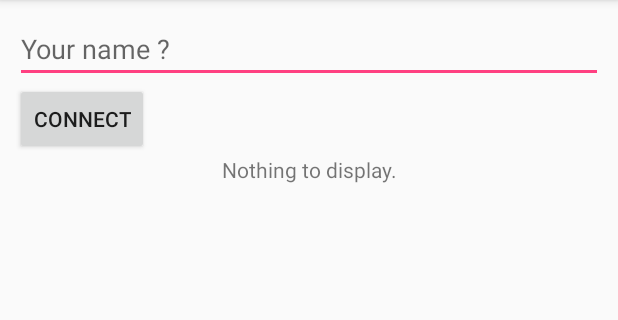
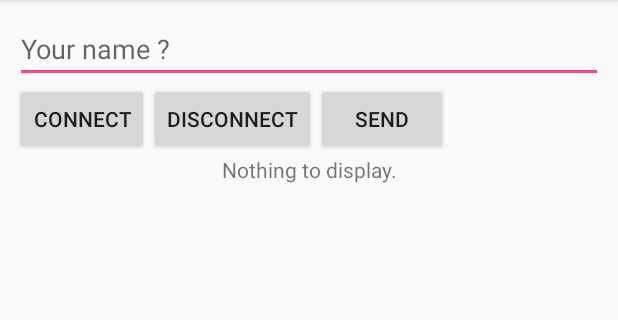
Before and after one commit to mrasif/RMIClientDemo, an Android app: the screen it shows after launch (MainActivity), after a tap on "CONNECT", on a phone screen of 412 x 824 dp, the part 84-404 px from its top. Run offline under Robolectric (Android 15) with nearby library versions, the phone set to English and light mode, and no system bars.

Commit message:
modified:   app/src/main/java/in/mrasif/rmiclientdemo/MainActivity.java 	modified:   app/src/main/res/layout/activity_main.xml

```diff
--- a/app/src/main/java/in/mrasif/rmiclientdemo/MainActivity.java
+++ b/app/src/main/java/in/mrasif/rmiclientdemo/MainActivity.java
@@ -1,7 +1,5 @@
 package in.mrasif.rmiclientdemo;
 
-import android.os.AsyncTask;
-import android.os.Looper;
 import android.os.StrictMode;
 import android.support.v7.app.AppCompatActivity;
 import android.os.Bundle;
@@ -9,17 +7,19 @@ import android.view.View;
 import android.widget.Button;
 import android.widget.EditText;
 import android.widget.TextView;
-
+import android.widget.Toast;
 import java.io.IOException;
-
 import lipermi.handler.CallHandler;
 import lipermi.net.Client;
 
 public class MainActivity extends AppCompatActivity implements View.OnClickListener {
 
     EditText etName;
-    Button btnConnect;
+    Button btnConnect, btnDisconnect, btnSend;
     TextView tvOutput;
+    Client client;
+    RMIInterface rmiInterface;
+    boolean isConnected=false;
 
     @Override
     protected void onCreate(Bundle savedInstanceState) {
@@ -27,8 +27,12 @@ public class MainActivity extends AppCompatActivity implements View.OnClickListe
         setContentView(R.layout.activity_main);
         etName=findViewById(R.id.etName);
         btnConnect=findViewById(R.id.btnConnect);
+        btnDisconnect=findViewById(R.id.btnDisconnect);
+        btnSend=findViewById(R.id.btnSend);
         tvOutput=findViewById(R.id.tvOutput);
         btnConnect.setOnClickListener(this);
+        btnDisconnect.setOnClickListener(this);
+        btnSend.setOnClickListener(this);
 
         int SDK_INT = android.os.Build.VERSION.SDK_INT;
         if (SDK_INT > 8)
@@ -39,7 +43,6 @@ public class MainActivity extends AppCompatActivity implements View.OnClickListe
             //your codes here
 
         }
-
     }
 
     @Override
@@ -48,20 +51,53 @@ public class MainActivity extends AppCompatActivity implements View.OnClickListe
             case R.id.btnConnect: {
                 connect();
             } break;
+            case R.id.btnDisconnect: {
+                disconnect();
+            } break;
+            case R.id.btnSend: {
+                send();
+            } break;
         }
     }
 
+
     private void connect() {
+        try{
+            CallHandler callHandler = new CallHandler();
+            client = new Client("162.144.76.252", 7777, callHandler);
+            rmiInterface = (RMIInterface) client.getGlobal(RMIInterface.class);
+            isConnected=true;
+            Toast.makeText(this, "RMI connected.", Toast.LENGTH_SHORT).show();
+        }
+        catch (Exception e){
+            e.printStackTrace();
+            Toast.makeText(this, "RMI connection failed.", Toast.LENGTH_SHORT).show();
+        }
+    }
+
+    private void disconnect() {
         try {
-            CallHandler callHandler = new CallHandler();
-            Client client = new Client("192.168.0.4", 7777, callHandler);
-            RMIInterface rmiInterface = (RMIInterface) client.getGlobal(RMIInterface.class);
-            String msg = rmiInterface.helloTo(etName.getText().toString());
-            tvOutput.setText(msg);
-            //Toast.makeText(MainActivity.this, testService.getResponse("abc"), Toast.LENGTH_SHORT).show();
             client.close();
-        } catch (Exception e) {
+            isConnected=false;
+            Toast.makeText(this, "RMI disconnected.", Toast.LENGTH_SHORT).show();
+        } catch (IOException e) {
             e.printStackTrace();
         }
     }
+
+    private void send() {
+        if(isConnected) {
+            try {
+                String msg = rmiInterface.helloTo(etName.getText().toString());
+                tvOutput.setText(msg);
+                //Toast.makeText(MainActivity.this, testService.getResponse("abc"), Toast.LENGTH_SHORT).show();
+            } catch (Exception e) {
+                e.printStackTrace();
+            }
+        }
+        else {
+            Toast.makeText(this, "Please connect RMI first.", Toast.LENGTH_SHORT).show();
+        }
+    }
+
 }
--- a/app/src/main/res/layout/activity_main.xml
+++ b/app/src/main/res/layout/activity_main.xml
@@ -13,11 +13,27 @@
         android:layout_width="match_parent"
         android:layout_height="wrap_content"
         android:hint="Your name ?"/>
-    <Button
-        android:id="@+id/btnConnect"
-        android:layout_width="wrap_content"
+    <LinearLayout
+        android:layout_width="match_parent"
         android:layout_height="wrap_content"
-        android:text="Connect"/>
+        android:orientation="horizontal">
+        <Button
+            android:id="@+id/btnConnect"
+            android:layout_width="wrap_content"
+            android:layout_height="wrap_content"
+            android:text="Connect"/>
+        <Button
+            android:id="@+id/btnDisconnect"
+            android:layout_width="wrap_content"
+            android:layout_height="wrap_content"
+            android:text="Disconnect"/>
+        <Button
+            android:id="@+id/btnSend"
+            android:layout_width="wrap_content"
+            android:layout_height="wrap_content"
+            android:text="Send"/>
+    </LinearLayout>
+
     <TextView
         android:id="@+id/tvOutput"
         android:layout_width="match_parent"
```
